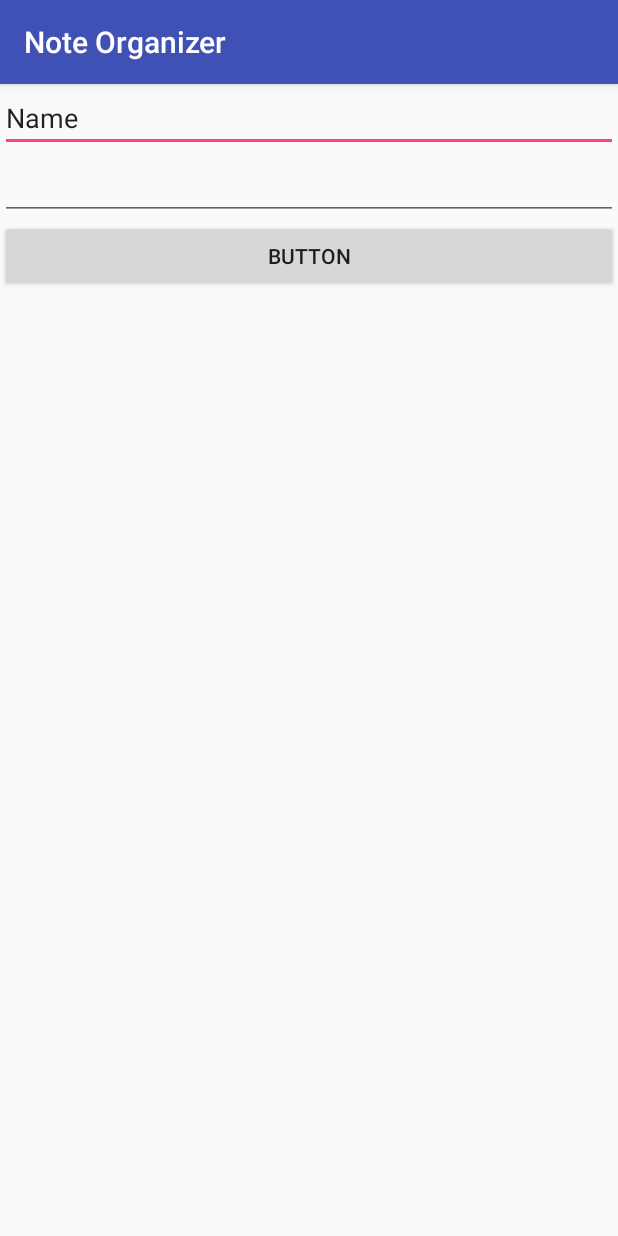
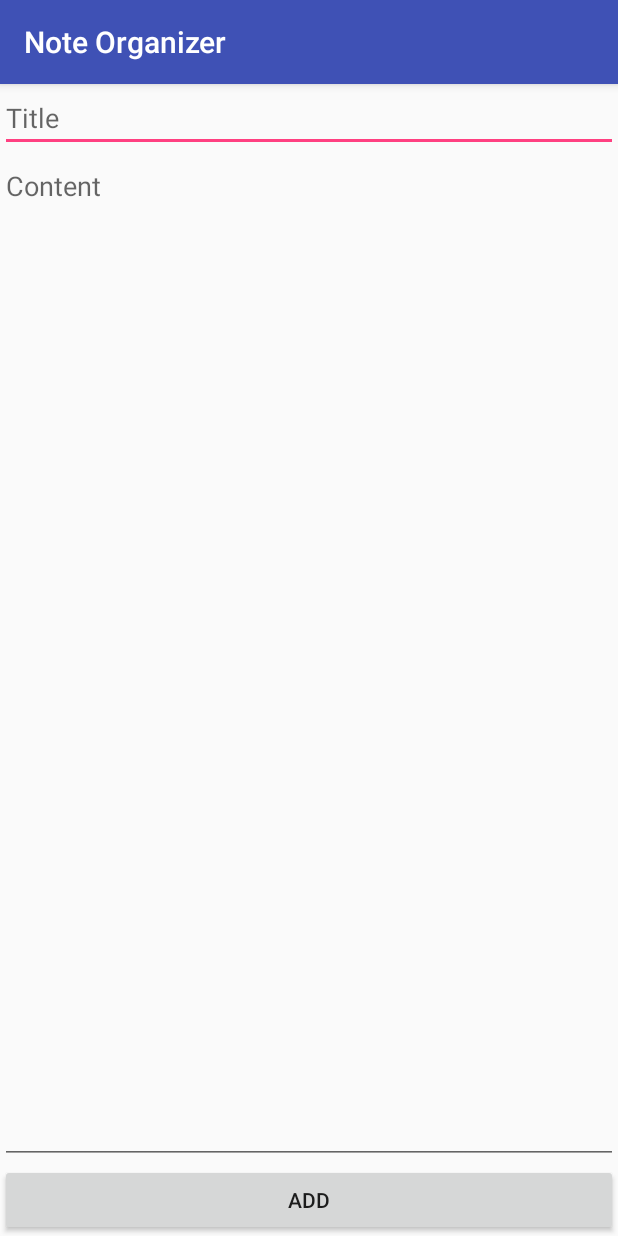
Before and after one commit to adro5/Note-Organizer, an Android app: the AddNewNote screen opened directly, with no data from a screen before it, on a phone screen of 412 x 824 dp. Run offline under Robolectric (Android 15) with nearby library versions, the phone set to English and light mode, and no system bars; 3 statements that could not run were skipped.

Commit message:
Changed activity

```diff
--- a/app/build.gradle
+++ b/app/build.gradle
@@ -22,8 +22,8 @@ android {
 
 dependencies {
     implementation fileTree(include: ['*.jar'], dir: 'libs')
-    implementation 'com.android.support:appcompat-v7:28.0.0-rc01'
-    implementation 'com.android.support:design:28.0.0-rc01'
+    implementation 'com.android.support:appcompat-v7:28.0.0-alpha1'
+    implementation 'com.android.support:design:28.0.0-alpha1'
     implementation 'com.android.support.constraint:constraint-layout:1.1.2'
     testImplementation 'junit:junit:4.12'
     androidTestImplementation 'com.android.support.test:runner:1.0.2'
--- a/app/src/main/res/layout/activity_add_new_note.xml
+++ b/app/src/main/res/layout/activity_add_new_note.xml
@@ -6,37 +6,34 @@
     android:layout_height="match_parent"
     tools:context=".AddNewNote">
 
-    <ScrollView
+    <LinearLayout
         android:layout_width="match_parent"
-        android:layout_height="match_parent">
-
-        <LinearLayout
-            android:id="@+id/line_layout"
-            android:layout_width="match_parent"
-            android:layout_height="wrap_content"
-            android:orientation="vertical" >
+        android:layout_height="match_parent"
+        android:orientation="vertical">
 
         <EditText
-                android:id="@+id/editText_Title"
+            android:id="@+id/editText_title"
             android:layout_width="match_parent"
             android:layout_height="wrap_content"
             android:ems="10"
             android:hint="Title"
-                android:inputType="text"
-                android:text="Name" />
+            android:inputType="text" />
 
         <EditText
-                android:id="@+id/editText_Content"
+            android:id="@+id/editText_content"
             android:layout_width="match_parent"
-                android:layout_height="wrap_content"
+            android:layout_height="0dp"
+            android:layout_weight="1"
+            android:gravity="top"
             android:ems="10"
+            android:hint="Content"
             android:inputType="textMultiLine" />
 
         <Button
-                android:id="@+id/button2"
+            android:id="@+id/button_add"
             android:layout_width="match_parent"
             android:layout_height="wrap_content"
-                android:text="Button" />
+            android:text="Add" />
+
     </LinearLayout>
-    </ScrollView>
 </android.support.constraint.ConstraintLayout>
--- a/app/src/main/res/layout/fragment_notes.xml
+++ b/app/src/main/res/layout/fragment_notes.xml
@@ -7,9 +7,14 @@
     android:layout_height="match_parent"
     tools:context=".Notes$PlaceholderFragment">
 
-    <android.support.v7.widget.RecyclerView
-        android:id="@+id/recycler_list"
+    <ScrollView
         android:layout_width="match_parent"
-        android:layout_height="match_parent" />
+        android:layout_height="match_parent">
+
+        <android.support.v7.widget.RecyclerView
+            android:id="@+id/recycler_list"
+            android:layout_width="match_parent"
+            android:layout_height="wrap_content" />
+    </ScrollView>
 
 </android.support.constraint.ConstraintLayout>
```
Lines whose indentation alone changed are shown as unchanged.
